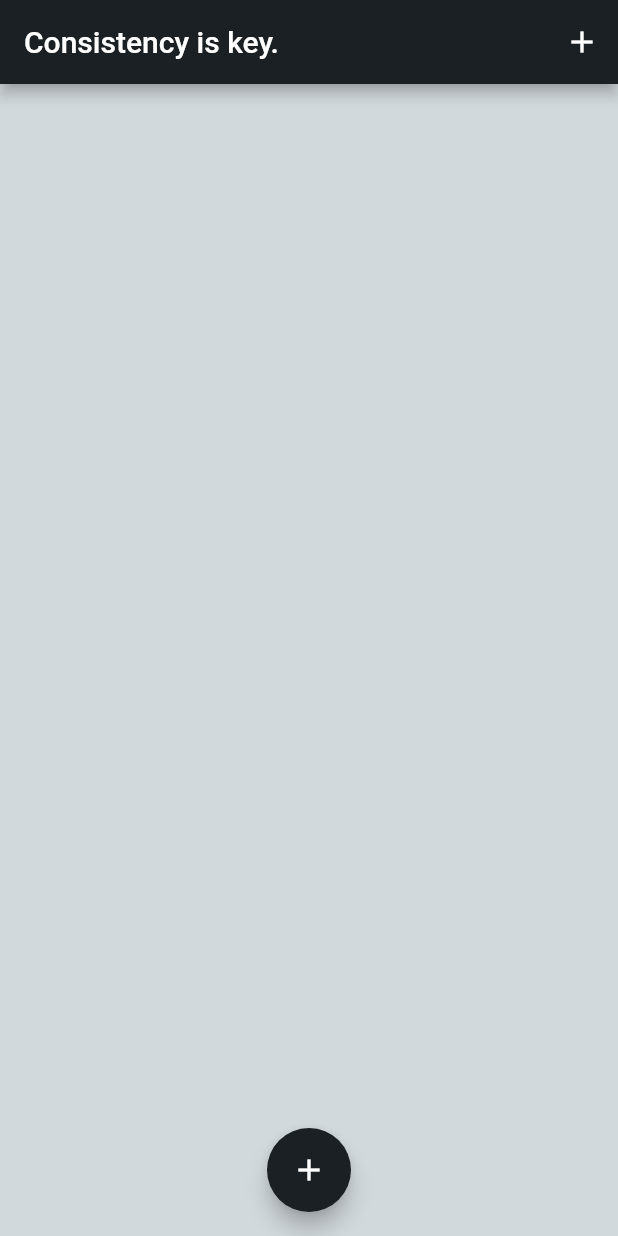
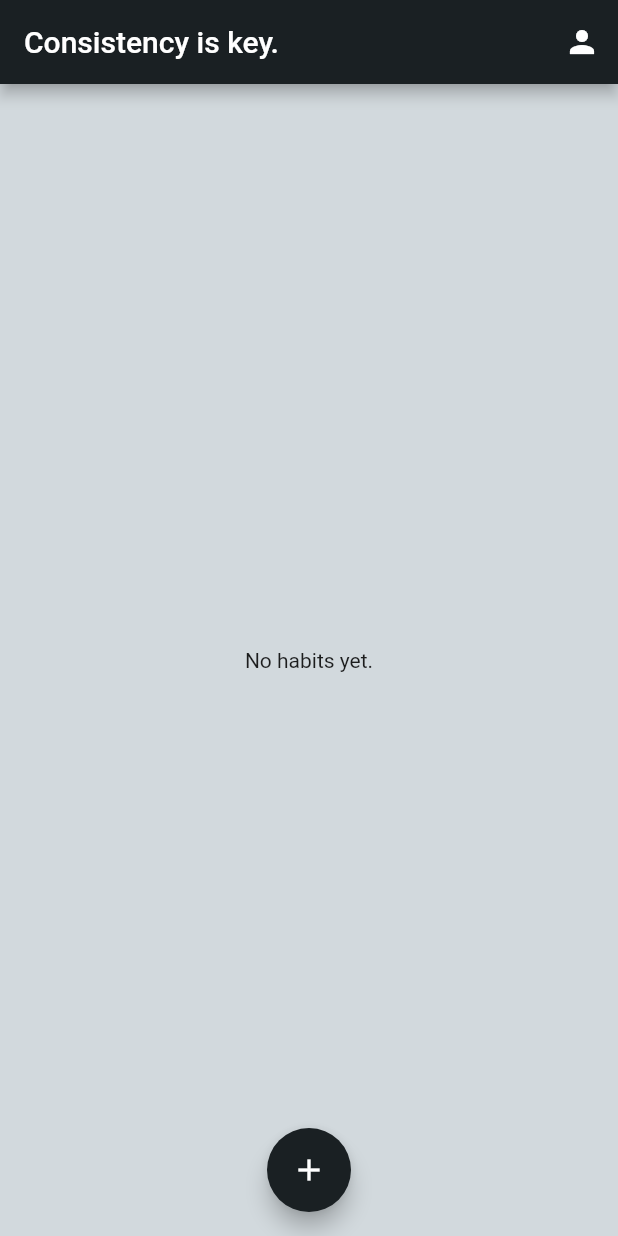
Before and after one commit to yeabtsega07/Habit-Tracker, a Flutter app: the screen it shows after launch, on a phone screen of 412 x 824 dp. Run offline on Flutter 3.47's test engine with Material 2 defaults, Android fonts, the phone set to English and light mode, and no system bars; our stand-ins replace percent_indicator.

```diff
--- a/lib/main.dart
+++ b/lib/main.dart
@@ -1,5 +1,5 @@
 import 'package:flutter/material.dart';
-import 'home_page.dart';
+import 'pages/home_page.dart';
 
 void main() {
   runApp(const MyApp());
--- a/lib/home_page.dart
+++ b/lib/pages/home_page.dart
@@ -1,9 +1,10 @@
 import 'dart:async';
 
 import "package:flutter/material.dart";
-import './util/habit_bar.dart';
-import '../models/habit.dart';
-import '../widgets/new_habit.dart';
+import '../util/habit_bar.dart';
+import '../../models/habit.dart';
+import '../../widgets/new_habit.dart';
+import './profile_page.dart';
 
 class HomePage extends StatefulWidget {
   const HomePage({super.key});
@@ -113,21 +114,22 @@ class _HomePageState extends State<HomePage> {
     );
   }
 
+  void viewProfile() {
+    Navigator.push(
+      context,
+      MaterialPageRoute(builder: (context) => ProfilePage(habitList)),
+    );
+  }
+
   @override
   Widget build(BuildContext context) {
-    return Scaffold(
-      backgroundColor: Color.fromARGB(255, 210, 217, 221),
-      appBar: AppBar(
-        backgroundColor: Color.fromARGB(255, 26, 32, 35),
-        title: Text("Consistency is key."),
-        actions: <Widget>[
-          IconButton(
-            icon: Icon(Icons.add),
-            onPressed: () => startAddNewHabit(context),
-          ),
-        ],
-      ),
-      body: ListView.builder(
+    Widget body;
+    if (habitList.isEmpty) {
+      body = Center(
+        child: Text('No habits yet.'),
+      );
+    } else {
+      body = ListView.builder(
         itemCount: habitList.length,
         itemBuilder: (BuildContext context, int index) {
           return HabitBar(
@@ -143,7 +145,21 @@ class _HomePageState extends State<HomePage> {
             goalTime: habitList[index].goalTime,
           );
         },
+      );
+    }
+    return Scaffold(
+      backgroundColor: Color.fromARGB(255, 210, 217, 221),
+      appBar: AppBar(
+        backgroundColor: Color.fromARGB(255, 26, 32, 35),
+        title: Text("Consistency is key."),
+        actions: <Widget>[
+          IconButton(
+            icon: Icon(Icons.person),
+            onPressed: () => viewProfile(),
+          ),
+        ],
       ),
+      body: body,
       floatingActionButtonLocation: FloatingActionButtonLocation.centerFloat,
       floatingActionButton: FloatingActionButton(
         backgroundColor: Color.fromARGB(255, 26, 32, 35),
--- a/pubspec.yaml
+++ b/pubspec.yaml
@@ -37,6 +37,7 @@ dependencies:
   # The following adds the Cupertino Icons font to your application.
   # Use with the CupertinoIcons class for iOS style icons.
   cupertino_icons: ^1.0.2
+  flutter_neumorphic: ^3.2.0
 
 dev_dependencies:
   flutter_test:
```
Also changed, not shown: lib/pages/profile_page.dart (added, +86 -0 lines), pubspec.lock.
